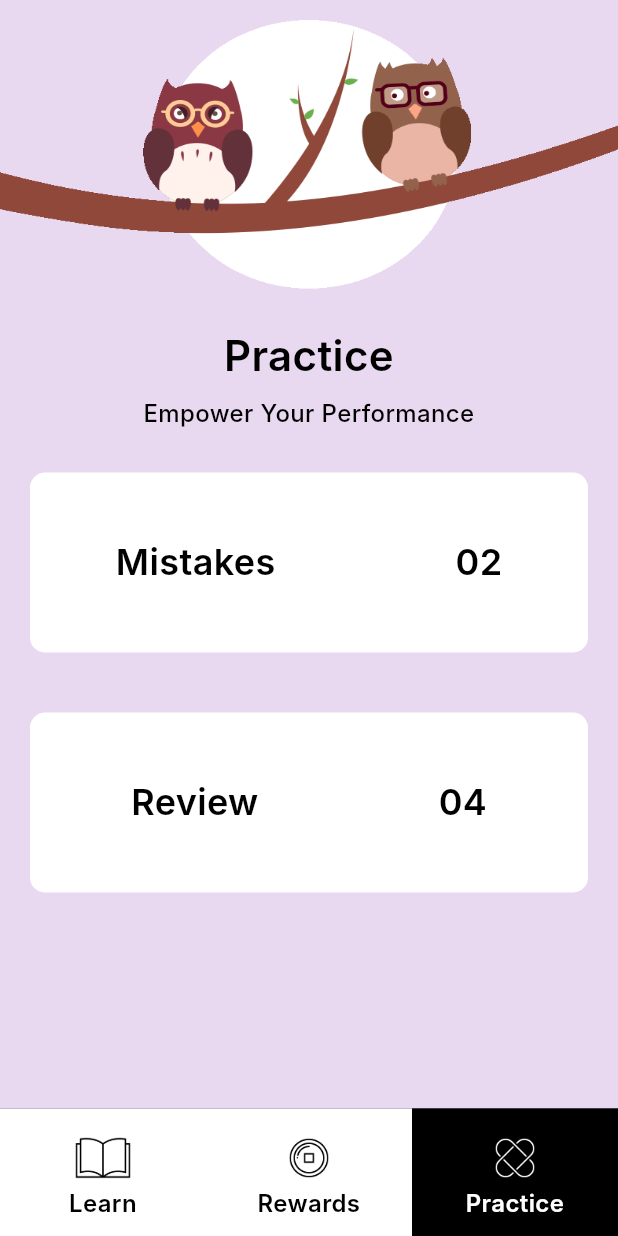
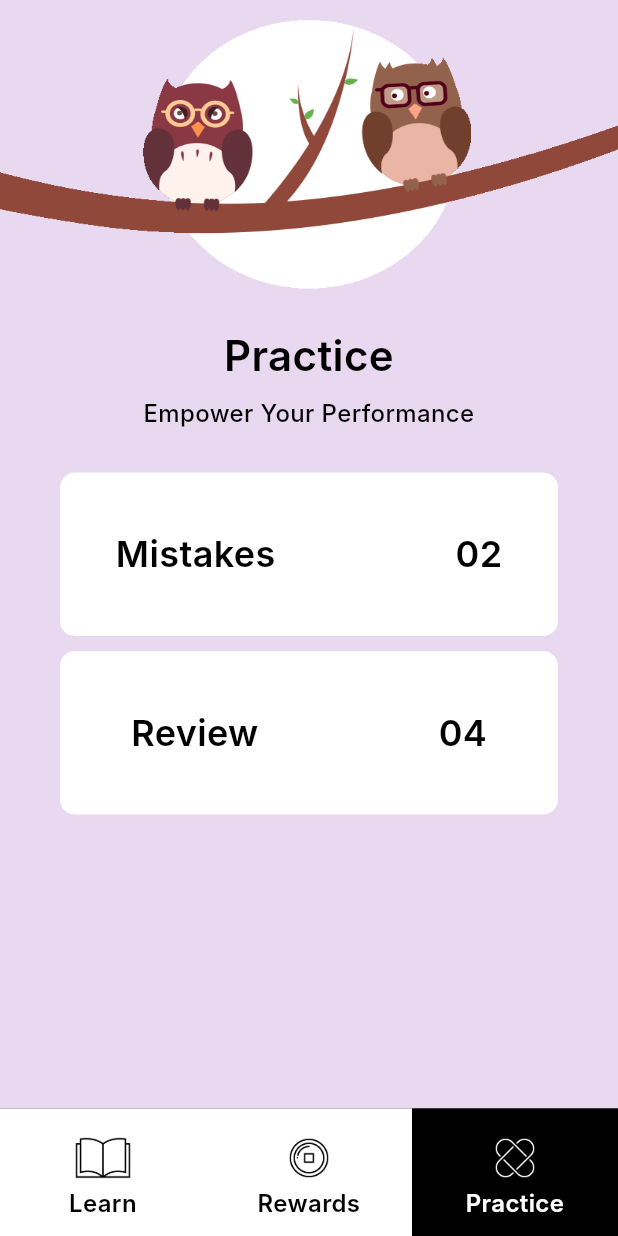
Before and after one commit to chandniswarnkar/lcc_amplify_app, a Flutter app: the screen it shows after launch, item 3 of the bottom bar chosen, on a phone screen of 412 x 824 dp. Run offline on Flutter 3.47's test engine with Material 3 defaults, Android fonts, the phone set to English and light mode, and no system bars; our stand-ins replace animated_splash_screen, carousel_slider, countup, video_player; missing offline and left inert: amplify_api, amplify_core, amplify_flutter, animated_reorderable_list, flippy; Roboto replaces fonts that are missing (Inter).

Commit message:
Practice Screen

```diff
--- a/lib/practice_page.dart
+++ b/lib/practice_page.dart
@@ -68,11 +68,11 @@ class PracticeView extends StatelessWidget {
                     height: 0.09,
                   ),
                 ),
-              SizedBox(height: 20),
+              SizedBox(height: 40),
                Container(
-                 height: 120,
+                 height: 109,
                   width: MediaQuery.of(context).size.width,
-                 margin: EdgeInsets.all(20),
+                 margin: EdgeInsets.symmetric(horizontal: 40),
                   padding: const EdgeInsets.only(
                     top: 40,
                     left: 0,
@@ -117,10 +117,11 @@ class PracticeView extends StatelessWidget {
                     ],
                   ),
                 ),
+              SizedBox(height: 10),
               Container(
-                height: 120,
+                height: 109,
                 width: MediaQuery.of(context).size.width,
-                margin: EdgeInsets.all(20),
+                margin: EdgeInsets.symmetric(horizontal: 40),
                 padding: const EdgeInsets.only(
                   top: 40,
                   left: 0,
```
